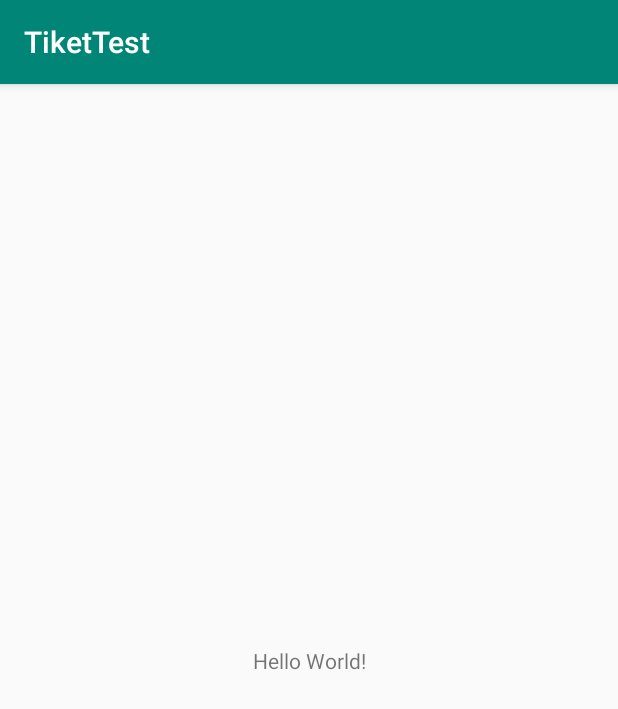
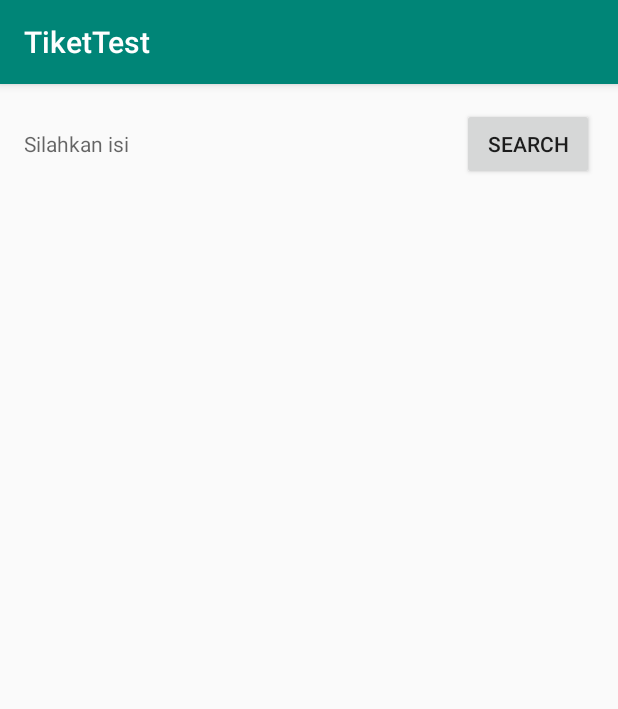
Before and after one commit to KutuGondrong/MVP, an Android app: the screen it shows after launch (MainActivity), on a phone screen of 412 x 824 dp. Shown: the top 709 px of the screen. Run offline under Robolectric (Android 15) with nearby library versions, the phone set to English and light mode, and no system bars; our stand-ins replace Dagger/Hilt's generated code, RxJava; libraries missing offline, so code that uses them is left out: com.github.aurae.retrofit2, com.readystatesoftware.chuck; 6 statements that could not run were skipped.

Commit message:
create ui and make controller

```diff
--- a/app/src/main/AndroidManifest.xml
+++ b/app/src/main/AndroidManifest.xml
@@ -16,7 +16,8 @@
         android:supportsRtl="true"
         android:theme="@style/AppTheme"
         tools:ignore="GoogleAppIndexingWarning">
-        <activity android:name=".main.MainActivity">
+        <activity android:name=".main.MainActivity"
+            android:windowSoftInputMode="adjustResize">
             <intent-filter>
                 <action android:name="android.intent.action.MAIN" />
 
--- a/app/src/main/java/com/kutugondrong/tikettest/main/MainActivity.kt
+++ b/app/src/main/java/com/kutugondrong/tikettest/main/MainActivity.kt
@@ -1,41 +1,84 @@
 package com.kutugondrong.tikettest.main
 
+import android.app.ProgressDialog
 import androidx.appcompat.app.AppCompatActivity
 import android.os.Bundle
+import android.view.View
+import android.widget.Toast
+import androidx.recyclerview.widget.LinearLayoutManager
 import com.kutugondrong.network.model.ResponseItem
 import com.kutugondrong.tikettest.R
+import com.kutugondrong.tikettest.adapter.UserAdapter
 import dagger.android.AndroidInjection
+import kotlinx.android.synthetic.main.activity_main.*
 import javax.inject.Inject
+import androidx.recyclerview.widget.RecyclerView
+import androidx.annotation.NonNull
+
 
 class MainActivity : AppCompatActivity(), MainContract.View {
 
     @Inject
     lateinit var presenter: MainPresenter
 
+    private lateinit var progressDialog: ProgressDialog
+
+    private var adapter = UserAdapter()
+
     override fun onCreate(savedInstanceState: Bundle?) {
         AndroidInjection.inject(this)
         super.onCreate(savedInstanceState)
         setContentView(R.layout.activity_main)
-        presenter.search("ojol")
+        init()
     }
 
+    fun init() {
+        progressDialog =  ProgressDialog(this)
+        progressDialog.setMessage("loading")
+        recycle.layoutManager = LinearLayoutManager(this, LinearLayoutManager.VERTICAL, false)
+        recycle.adapter = adapter
+        btnSearch.setOnClickListener{
+            if (txtInputName.text.toString().isNullOrEmpty()) {
+                empty()
+            } else {
+                presenter.search(txtInputName.text.toString())
+            }
+        }
+
+    }
     override fun loading() {
-
+        progressDialog.show()
     }
 
     override fun dismissLoading() {
-
+        progressDialog.dismiss()
     }
 
     override fun failedNetwork() {
-
+        Toast.makeText(this, "Silahkan coba lagi", Toast.LENGTH_SHORT).show()
     }
 
     override fun success(response: ResponseItem) {
+        lytEmpty.visibility = View.GONE
+        if (response.items.size > 0) {
+            adapter.initData(response.items)
+            recycle.addOnScrollListener(object : RecyclerView.OnScrollListener() {
+                override fun onScrolled(@NonNull recyclerView: RecyclerView, dx: Int, dy: Int) {
+                    super.onScrolled(recyclerView, dx, dy)
 
+                    val linearLayoutManager = recyclerView.layoutManager as LinearLayoutManager?
+
+                    if (linearLayoutManager != null && linearLayoutManager.findLastCompletelyVisibleItemPosition() == response.items.size - 1) {
+                        Toast.makeText(this@MainActivity, "Gak ada lagi bro", Toast.LENGTH_SHORT).show()
+                    }
+                }
+            })
+        } else {
+            empty()
+        }
     }
 
     override fun empty() {
-
+        lytEmpty.visibility = View.VISIBLE
     }
 }
--- a/app/src/main/res/layout/activity_main.xml
+++ b/app/src/main/res/layout/activity_main.xml
@@ -1,18 +1,48 @@
 <?xml version="1.0" encoding="utf-8"?>
-<androidx.constraintlayout.widget.ConstraintLayout xmlns:android="http://schemas.android.com/apk/res/android"
+<LinearLayout xmlns:android="http://schemas.android.com/apk/res/android"
     xmlns:app="http://schemas.android.com/apk/res-auto"
     xmlns:tools="http://schemas.android.com/tools"
     android:layout_width="match_parent"
     android:layout_height="match_parent"
+    android:orientation="vertical"
     tools:context=".main.MainActivity">
 
-    <TextView
-        android:layout_width="wrap_content"
+    <LinearLayout
+        android:layout_width="match_parent"
         android:layout_height="wrap_content"
-        android:text="Hello World!"
-        app:layout_constraintBottom_toBottomOf="parent"
-        app:layout_constraintLeft_toLeftOf="parent"
-        app:layout_constraintRight_toRightOf="parent"
-        app:layout_constraintTop_toTopOf="parent" />
-
-</androidx.constraintlayout.widget.ConstraintLayout>
+        android:orientation="horizontal"
+        android:padding="16dp">
+        <EditText
+            android:id="@+id/txtInputName"
+            android:layout_width="0dp"
+            android:layout_height="wrap_content"
+            android:layout_weight="1"
+            android:hint="@string/input_name"
+            android:textSize="14sp"
+            android:background="@android:color/transparent"
+            android:paddingBottom="5dp"/>
+        <Button
+            android:id="@+id/btnSearch"
+            android:layout_width="wrap_content"
+            android:layout_height="wrap_content"
+            android:padding="8dp"
+            android:text="@string/cari"/>
+    </LinearLayout>
+    <FrameLayout
+        android:layout_width="match_parent"
+        android:layout_height="0dp"
+        android:layout_weight="1">
+        <androidx.recyclerview.widget.RecyclerView
+            android:id="@+id/recycle"
+            android:layout_width="match_parent"
+            android:layout_height="match_parent"/>
+        <TextView
+            android:id="@+id/lytEmpty"
+            android:layout_width="match_parent"
+            android:layout_height="match_parent"
+            android:background="@android:color/white"
+            android:gravity="center"
+            android:text="@string/empty"
+            android:visibility="gone"/>
+    </FrameLayout>
+</LinearLayout>
--- a/app/src/main/res/values/strings.xml
+++ b/app/src/main/res/values/strings.xml
@@ -1,3 +1,6 @@
 <resources>
     <string name="app_name">TiketTest</string>
+    <string name="input_name">Silahkan isi</string>
+    <string name="cari">Search</string>
+    <string name="empty">Kosong</string>
 </resources>
```
Also changed, not shown: app/src/main/java/com/kutugondrong/tikettest/adapter/BaseHolder.kt (added, +9 -0 lines), app/src/main/java/com/kutugondrong/tikettest/adapter/UserAdapter.kt (added, +37 -0 lines), app/src/main/res/layout/adapter_user.xml (added, +11 -0 lines), network/src/main/java/com/kutugondrong/network/model/ResponseItem.kt (+8 -1 lines).
